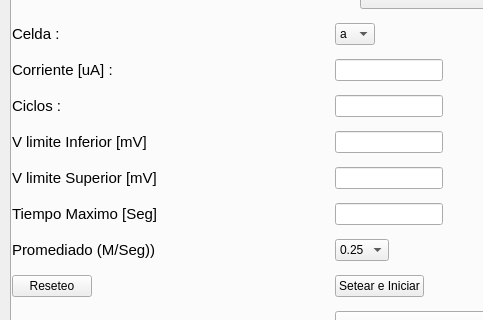
Qt form trunk/graphics/CicladorIG-3.ui (Ludwig88/Cicleitor) before a commit; both pictures show x 0 to 483 and y 114 to 434 of the 1174 by 669 pixel window.
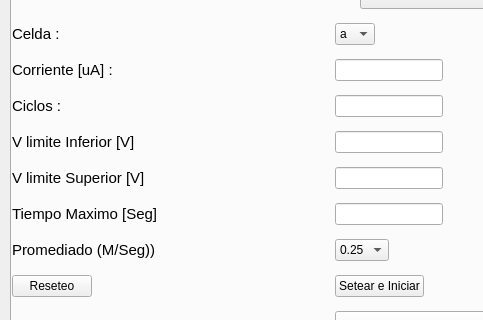
The same form after that commit. Icons and pictures are not drawn. Custom widgets are drawn as their Qt base class.

```diff
--- a/trunk/graphics/CicladorIG-3.ui
+++ b/trunk/graphics/CicladorIG-3.ui
@@ -634,7 +634,7 @@
                  </font>
                 </property>
                 <property name="text">
-                 <string>V limite Superior [mV]</string>
+                 <string>V limite Superior [V]</string>
                 </property>
                </widget>
               </item>
@@ -899,7 +899,7 @@
                  </font>
                 </property>
                 <property name="text">
-                 <string>V limite Inferior [mV]</string>
+                 <string>V limite Inferior [V]</string>
                 </property>
                </widget>
               </item>
```
